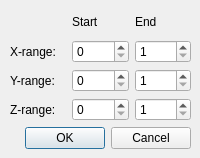
This is src/dialogCrop3D.ui in ldsc/lvp as Qt 5 draws it before an edit. The edited form follows.
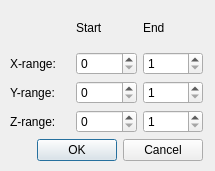
This is the edited form. Icons and pictures are not drawn.

```diff
--- a/src/dialogCrop3D.ui
+++ b/src/dialogCrop3D.ui
@@ -6,8 +6,8 @@
    <rect>
     <x>0</x>
     <y>0</y>
-    <width>200</width>
-    <height>158</height>
+    <width>215</width>
+    <height>171</height>
    </rect>
   </property>
   <property name="minimumSize">
@@ -18,8 +18,8 @@
   </property>
   <property name="maximumSize">
    <size>
-    <width>200</width>
-    <height>158</height>
+    <width>300</width>
+    <height>250</height>
    </size>
   </property>
   <property name="windowTitle">
@@ -34,8 +34,8 @@
     <rect>
      <x>10</x>
      <y>10</y>
-     <width>181</width>
-     <height>139</height>
+     <width>193</width>
+     <height>151</height>
     </rect>
    </property>
    <layout class="QGridLayout" name="gridLayout">
```
